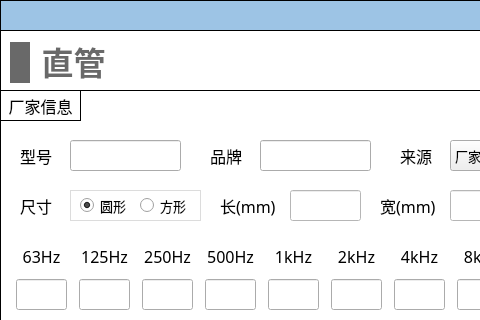
Old version of the form NoiseCalSoft/inputDialog/dialog_pipe.ui in the repository haobana/NoiCal; both pictures show x 0 to 480 and y 0 to 320 of the 571 by 901 pixel window.
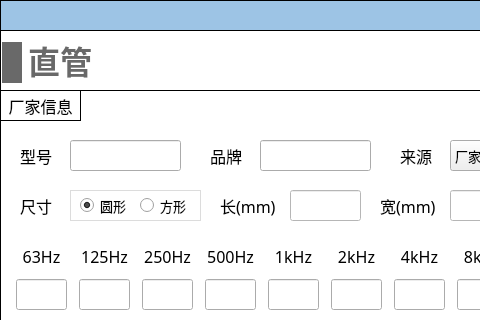
New version of the form. Icons and pictures are not drawn.

Patch:
```diff
--- a/NoiseCalSoft/inputDialog/dialog_pipe.ui
+++ b/NoiseCalSoft/inputDialog/dialog_pipe.ui
@@ -966,18 +966,15 @@
      </property>
     </widget>
    </widget>
-   <widget class="QWidget" name="layoutWidget_19">
-    <property name="geometry">
-     <rect>
-      <x>10</x>
-      <y>10</y>
-      <width>101</width>
-      <height>45</height>
-     </rect>
-    </property>
-    <layout class="QHBoxLayout" name="horizontalLayout_32">
-     <item>
       <widget class="QLabel" name="label_44">
+    <property name="geometry">
+     <rect>
+      <x>2</x>
+      <y>12</y>
+      <width>20</width>
+      <height>41</height>
+     </rect>
+    </property>
        <property name="minimumSize">
         <size>
          <width>20</width>
@@ -1000,9 +997,15 @@
         <string/>
        </property>
       </widget>
-     </item>
-     <item>
       <widget class="QLabel" name="label_45">
+    <property name="geometry">
+     <rect>
+      <x>28</x>
+      <y>11</y>
+      <width>64</width>
+      <height>43</height>
+     </rect>
+    </property>
        <property name="font">
         <font>
          <family>Microsoft YaHei</family>
@@ -1022,9 +1025,6 @@
        <property name="alignment">
         <set>Qt::AlignBottom|Qt::AlignHCenter</set>
        </property>
-      </widget>
-     </item>
-    </layout>
    </widget>
   </widget>
   <widget class="QWidget" name="widget_top" native="true">
```
Lines whose indentation alone changed are shown as unchanged.
